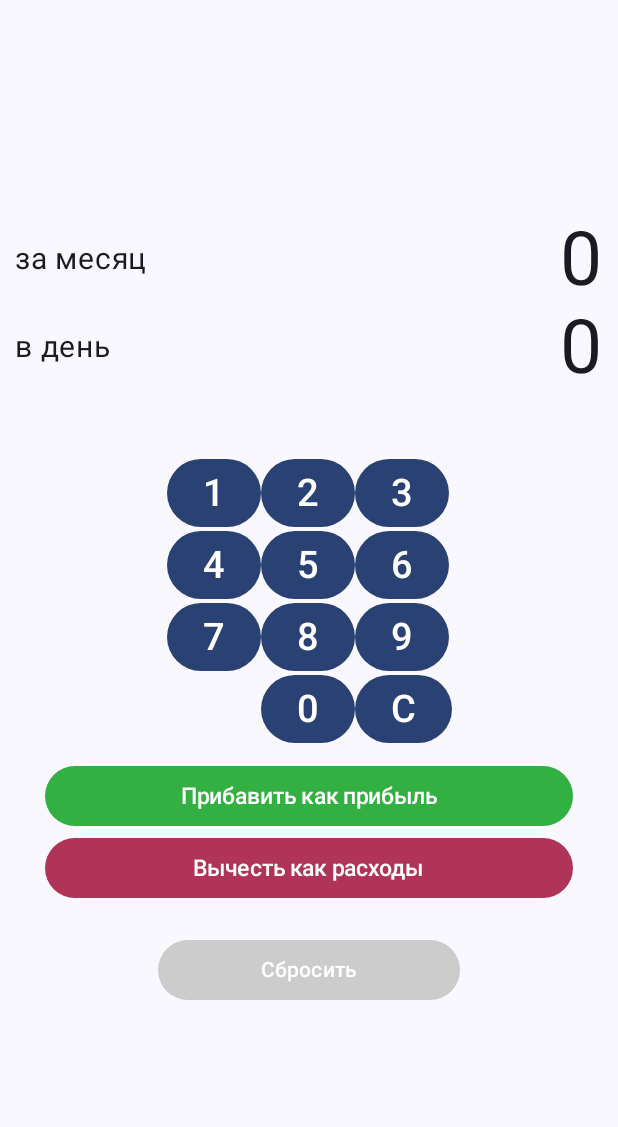
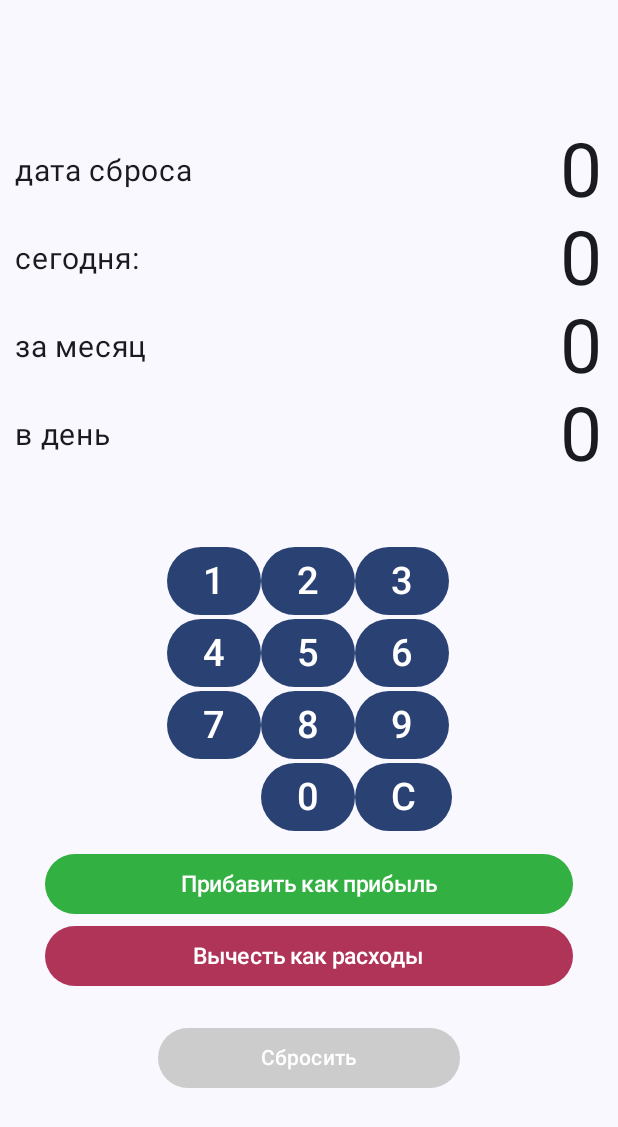
Before and after one commit to Sutemi67/KotlinJC_MoneyEveryday_app, an Android app built with Jetpack Compose: the screen it shows after launch (MainActivity), after a tap on "Сбросить", on a phone screen of 412 x 824 dp. Shown: the top 1127 px of the screen. Run offline under Robolectric (Android 15) with nearby library versions, the phone set to English and light mode, and no system bars; 1 statement that could not run was skipped.

Commit message:
adding two data classes

```diff
--- a/app/src/main/java/com/example/moneyeverydaycompose/MainActivity.kt
+++ b/app/src/main/java/com/example/moneyeverydaycompose/MainActivity.kt
@@ -1,5 +1,8 @@
 package com.example.moneyeverydaycompose
 
+import android.annotation.SuppressLint
+import android.icu.text.SimpleDateFormat
+import android.icu.util.Calendar
 import android.os.Bundle
 import androidx.activity.ComponentActivity
 import androidx.activity.compose.setContent
@@ -22,6 +25,7 @@ import androidx.compose.runtime.LaunchedEffect
 import androidx.compose.runtime.MutableState
 import androidx.compose.runtime.getValue
 import androidx.compose.runtime.mutableIntStateOf
+import androidx.compose.runtime.mutableLongStateOf
 import androidx.compose.runtime.mutableStateOf
 import androidx.compose.runtime.remember
 import androidx.compose.runtime.rememberCoroutineScope
@@ -33,15 +37,17 @@ import androidx.compose.ui.tooling.preview.Preview
 import androidx.compose.ui.unit.dp
 import androidx.compose.ui.unit.sp
 import com.example.moneyeverydaycompose.datastore.DataStoreManager
-import com.example.moneyeverydaycompose.datastore.SettingsData
+import com.example.moneyeverydaycompose.datastore.ResultTextSettings
+import com.example.moneyeverydaycompose.datastore.DateTextSettings
 import com.example.moneyeverydaycompose.ui.theme.MoneyEverydayComposeTheme
 import kotlinx.coroutines.launch
+import kotlin.time.Duration.Companion.days
 
 class MainActivity : ComponentActivity() {
 
     override fun onCreate(savedInstanceState: Bundle?) {
         super.onCreate(savedInstanceState)
-        val dataDataStoreManager = DataStoreManager(this)
+        val dataStoreManager = DataStoreManager(this)
 
         setContent {
             MoneyEverydayComposeTheme {
@@ -50,30 +56,45 @@ class MainActivity : ComponentActivity() {
                     mutableIntStateOf(0)
                 }
 
+                val dateOfClear = remember {
+                    mutableLongStateOf(Calendar.getInstance().timeInMillis)
+                }
+
                 LaunchedEffect(key1 = true) {
-                    dataDataStoreManager.getSettings().collect { settings ->
+                    dataStoreManager.getSummaryText().collect { settings ->
                         monthlySummary.intValue = settings.resultText
+                    }
+                    dataStoreManager.getClearData().collect { setDate ->
+                        dateOfClear.longValue = setDate.
                     }
                 }
                 Surface(
                     modifier = Modifier.fillMaxSize(), color = MaterialTheme.colorScheme.background
                 ) {
-                    Income(dataDataStoreManager, monthlySummary)
+                    Income(dataStoreManager, monthlySummary, dateOfClear)
                 }
             }
         }
     }
 }
 
+@SuppressLint("SimpleDateFormat")
 @Composable
 fun Income(
     dataStoreManager: DataStoreManager,
-    monthlySummary: MutableState<Int>
+    monthlySummary: MutableState<Int>,
+    dateOfClear:MutableState<Long>
 ) {
 
     var input: String by remember { mutableStateOf("") }
 
     val coroutine = rememberCoroutineScope()
+
+    val current = Calendar.getInstance().timeInMillis
+    val formatter = SimpleDateFormat("dd MMMM yyyy")
+    val dateCurrent = formatter.format(current)
+
+
     Column(
         Modifier
             .fillMaxSize()
@@ -81,7 +102,36 @@ fun Income(
         verticalArrangement = Arrangement.Center,
         horizontalAlignment = Alignment.CenterHorizontally
     ) {
-
+        Row(
+            Modifier
+                .fillMaxWidth()
+                .padding(10.dp, 0.dp),
+            horizontalArrangement = Arrangement.SpaceBetween,
+            verticalAlignment = Alignment.CenterVertically
+        ) {
+            Text(
+                text = "дата сброса", fontSize = 20.sp
+            )
+            Text(
+                text = "${monthlySummary.value}",
+                fontSize = 50.sp
+            )
+        }
+        Row(
+            Modifier
+                .fillMaxWidth()
+                .padding(10.dp, 0.dp),
+            horizontalArrangement = Arrangement.SpaceBetween,
+            verticalAlignment = Alignment.CenterVertically
+        ) {
+            Text(
+                text = "сегодня:", fontSize = 20.sp
+            )
+            Text(
+                text = "${monthlySummary.value}",
+                fontSize = 50.sp
+            )
+        }
         Row(
             Modifier
                 .fillMaxWidth()
@@ -172,14 +222,15 @@ fun Income(
         ) {
             Button(
                 onClick = {
-//                    if (input != "") {
-//                        monthlySummary.value += input.toInt()
-//                        coroutine.launch { dataStoreManager.saveSettings(SettingsData(monthlySummary.value))
-//                        }
-//                    }
                     input.toIntOrNull()?.let {
                         monthlySummary.value += it
-                        coroutine.launch { dataStoreManager.saveSettings(SettingsData(monthlySummary.value)) }
+                        coroutine.launch {
+                            dataStoreManager.saveSummaryText(
+                                ResultTextSettings(
+                                    monthlySummary.value
+                                )
+                            )
+                        }
                     } ?: {}
                     input = ""
                 },
@@ -190,15 +241,15 @@ fun Income(
             }
             Button(
                 onClick = {
-//                    if (input != "") {
-//                        monthlySummary.value -= input.toInt()
-//                        coroutine.launch {
-//                            dataStoreManager.saveSettings(SettingsData(monthlySummary.value))
-//                        }
-//                    }
                     input.toIntOrNull()?.let {
                         monthlySummary.value -= it
-                        coroutine.launch { dataStoreManager.saveSettings(SettingsData(monthlySummary.value)) }
+                        coroutine.launch {
+                            dataStoreManager.saveSummaryText(
+                                ResultTextSettings(
+                                    monthlySummary.value
+                                )
+                            )
+                        }
                     } ?: {}
                     input = ""
                 },
@@ -212,7 +263,8 @@ fun Income(
                 onClick = {
                     monthlySummary.value = 0
                     coroutine.launch {
-                        dataStoreManager.saveSettings(SettingsData(monthlySummary.value))
+                        dataStoreManager.saveClearDate(DateTextSettings(current))
+                        dataStoreManager.saveSummaryText(ResultTextSettings(monthlySummary.value))
                     }
                     input = ""
                 },
@@ -228,23 +280,26 @@ fun Income(
 }
 
 
-@Preview(showBackground = true, showSystemUi = true)
-@Composable
-fun IncomePreview() {
-    val dataDataStoreManager = DataStoreManager(MainActivity())
-    MoneyEverydayComposeTheme {
-        val monthlySummary = remember {
-            mutableIntStateOf(0)
-        }
-        LaunchedEffect(key1 = true) {
-            dataDataStoreManager.getSettings().collect { settings ->
-                monthlySummary.intValue = settings.resultText
-            }
-        }
-        Surface(
-            modifier = Modifier.fillMaxSize(), color = MaterialTheme.colorScheme.background
-        ) {
-            Income(dataDataStoreManager, monthlySummary)
-        }
-    }
-}
+//@Preview(showBackground = true, showSystemUi = true)
+//@Composable
+//fun IncomePreview() {
+//    val dataStoreManager = DataStoreManager(MainActivity())
+//    MoneyEverydayComposeTheme {
+//        val monthlySummary = remember {
+//            mutableIntStateOf(0)
+//        }
+//        LaunchedEffect(key1 = true) {
+//            dataStoreManager.getSummaryText().collect() { settings ->
+//                monthlySummary.intValue = settings.resultText
+//            }
+//            dataStoreManager.getClearData().collect(){setData ->
+//
+//            }
+//        }
+//        Surface(
+//            modifier = Modifier.fillMaxSize(), color = MaterialTheme.colorScheme.background
+//        ) {
+//            Income(dataStoreManager, monthlySummary)
+//        }
+//    }
+//}
--- a/app/src/main/java/com/example/moneyeverydaycompose/datastore/DataStoreManager.kt
+++ b/app/src/main/java/com/example/moneyeverydaycompose/datastore/DataStoreManager.kt
@@ -4,6 +4,7 @@ import android.content.Context
 import androidx.datastore.core.DataStore
 import androidx.datastore.preferences.core.edit
 import androidx.datastore.preferences.core.intPreferencesKey
+import androidx.datastore.preferences.core.longPreferencesKey
 import androidx.datastore.preferences.preferencesDataStore
 import kotlinx.coroutines.flow.map
 
@@ -12,15 +13,23 @@ private val Context.dataStore: DataStore<androidx.datastore.preferences.core.Pre
 )
 
 class DataStoreManager(private val context: Context) {
-    suspend fun saveSettings(settingsData: SettingsData) {
+
+    suspend fun saveSummaryText(resultTextSettings: ResultTextSettings) {
         context.dataStore.edit { pref ->
-            pref[intPreferencesKey("result")]=settingsData.resultText
-
+            pref[intPreferencesKey("result")] = resultTextSettings.resultText
         }
     }
-    fun getSettings()=context.dataStore.data.map { pref ->
-        return@map SettingsData(
-        pref[intPreferencesKey("result")] ?:0
-        )
+    fun getSummaryText() = context.dataStore.data.map { pref ->
+        pref[intPreferencesKey("result")] ?: 0
+    }
+
+
+    suspend fun saveClearDate(dateTextSettings: DateTextSettings) {
+        context.dataStore.edit { pref ->
+            pref[longPreferencesKey("dateOfClear")] = dateTextSettings.dateOfClear
+        }
+    }
+    fun getClearData() = context.dataStore.data.map { pref ->
+        pref[longPreferencesKey("dateOfClear")] ?: 0
     }
 }
--- /dev/null
+++ b/app/src/main/java/com/example/moneyeverydaycompose/datastore/DateTextSettings.kt
@@ -0,0 +1,5 @@
+package com.example.moneyeverydaycompose.datastore
+
+data class DateTextSettings (
+    val dateOfClear: Long
+)
--- a/app/src/main/java/com/example/moneyeverydaycompose/datastore/SettingsData.kt
+++ b/app/src/main/java/com/example/moneyeverydaycompose/datastore/ResultTextSettings.kt
@@ -1,5 +1,5 @@
 package com.example.moneyeverydaycompose.datastore
 
-data class SettingsData (
+data class ResultTextSettings (
     val resultText:Int
 )
```
